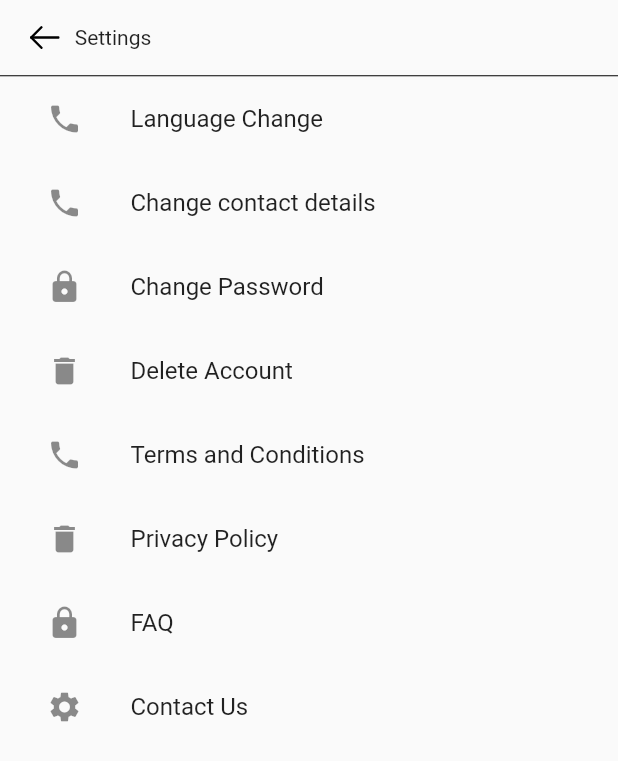
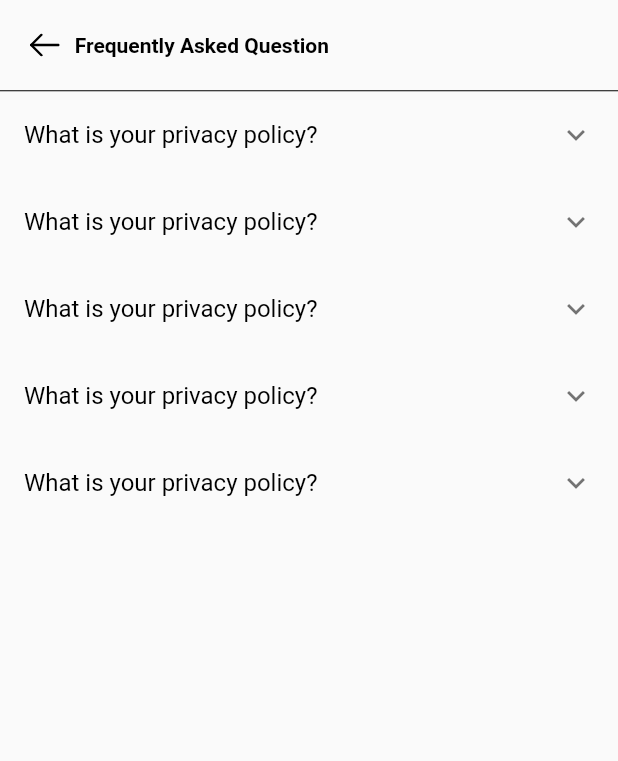
Before and after one commit to aadilkhan27/recommendYouApp, a Flutter app: the MoreView screen opened by its route, after a tap on "FAQ", on a phone screen of 412 x 824 dp. Shown: the top 761 px of the screen. Run offline on Flutter 3.47's test engine with Material 2 defaults, Android fonts, the phone set to English and light mode, and no system bars; our stand-ins replace flutter_local_notifications, flutter_svg, get, get_storage, webview_flutter; missing offline and left inert: http_interceptor; accounts and stored records are empty; project files that could hold a hidden picture were left out.

Commit message:
FAQ page done, keyboard overlapping done

```diff
--- /dev/null
+++ b/lib/app/modules/dashboard/more/faq/faq_binding.dart
@@ -0,0 +1,10 @@
+import 'package:get/get.dart';
+import 'package:recommend_you/app/modules/dashboard/more/faq/faq_controller.dart';
+
+class FaqBinding extends Bindings{
+  @override
+  void dependencies() {
+    Get.lazyPut<FaqController>(() => FaqController());
+  }
+
+}
--- /dev/null
+++ b/lib/app/modules/dashboard/more/faq/faq_controller.dart
@@ -0,0 +1,9 @@
+import 'package:get/get.dart';
+
+class FaqController extends GetxController with GetSingleTickerProviderStateMixin{
+  @override
+  void onInit() {
+    // TODO: implement onInit
+    super.onInit();
+  }
+}
--- /dev/null
+++ b/lib/app/modules/dashboard/more/faq/faq_view.dart
@@ -0,0 +1,219 @@
+import 'package:flutter/cupertino.dart';
+import 'package:flutter/material.dart';
+import 'package:flutter/src/widgets/framework.dart';
+import 'package:flutter_svg/svg.dart';
+import 'package:get/get.dart';
+import 'package:recommend_you/app/core/values/keys.dart';
+import 'package:recommend_you/app/core/values/strings.dart';
+
+import 'faq_controller.dart';
+
+class FaqView extends GetView<FaqController> {
+  @override
+  Widget build(BuildContext context) {
+    return GestureDetector(
+      onTap: () {
+        FocusScope.of(context).unfocus();
+      },
+      child: Scaffold(
+        body: SafeArea(
+          child: Container(
+            height: MediaQuery.of(context).size.height,
+            width: MediaQuery.of(context).size.width,
+            child: Column(
+              children: [
+                Container(
+                  height: 60,
+                  width: MediaQuery.of(context).size.width,
+                  padding: EdgeInsets.all(10),
+                  child: Align(
+                    alignment: Alignment.center,
+                    child: Row(
+                      mainAxisAlignment: MainAxisAlignment.start,
+                      children: [
+                        SizedBox(
+                          width: 10,
+                        ),
+                        InkWell(
+                          child: SvgPicture.asset(
+                            icLeftArrow,
+                          ),
+                          onTap: () {
+                            Get.back();
+                          },
+                        ),
+                        SizedBox(
+                          width: 10,
+                        ),
+                        Text(
+                          'Frequently Asked Question',
+                          style: TextStyle(
+                              color: Colors.black,
+                              fontSize: 14,
+                              fontWeight: FontWeight.bold),
+                        ),
+                      ],
+                    ),
+                  ),
+                ),
+                Divider(
+                  color: Colors.black,
+                  height: 1,
+                ),
+                Container(
+                  child: Expanded(
+                    child: Column(
+                      children: [
+                        ExpansionTile(
+                          title: Text('What is your privacy policy?',style: TextStyle(color: Colors.black),),
+                          children: [
+                            Align(
+                              child: Padding(
+                                padding: const EdgeInsets.all(8.0),
+                                child: Text(
+                                  dummyLoremIpsum,
+                                  style:
+                                      TextStyle(color: Colors.grey, fontSize: 12),
+                                ),
+                              ),
+                              alignment: Alignment.topLeft,
+                            ),
+                          ],
+                        ),
+                        ExpansionTile(
+                          title: Text('What is your privacy policy?',style: TextStyle(color: Colors.black),),
+                          children: [
+                            Align(
+                              child: Padding(
+                                padding: const EdgeInsets.all(8.0),
+                                child: Text(
+                                  dummyLoremIpsum,
+                                  style:
+                                      TextStyle(color: Colors.grey, fontSize: 12),
+                                ),
+                              ),
+                              alignment: Alignment.topLeft,
+                            ),
+                          ],
+                        ),
+                        ExpansionTile(
+                          title: Text('What is your privacy policy?',style: TextStyle(color: Colors.black),),
+                          children: [
+                            Align(
+                              child: Padding(
+                                padding: const EdgeInsets.all(8.0),
+                                child: Text(
+                                  dummyLoremIpsum,
+                                  style:
+                                      TextStyle(color: Colors.grey, fontSize: 12),
+                                ),
+                              ),
+                              alignment: Alignment.topLeft,
+                            ),
+                          ],
+                        ),
+                        ExpansionTile(
+                          title: Text('What is your privacy policy?',style: TextStyle(color: Colors.black),),
+                          children: [
+                            Align(
+                              child: Padding(
+                                padding: const EdgeInsets.all(8.0),
+                                child: Text(
+                                  dummyLoremIpsum,
+                                  style:
+                                      TextStyle(color: Colors.grey, fontSize: 12),
+                                ),
+                              ),
+                              alignment: Alignment.topLeft,
+                            ),
+                          ],
+                        ),
+                        ExpansionTile(
+                          title: Text('What is your privacy policy?',style: TextStyle(color: Colors.black),),
+                          children: [
+                            Align(
+                              child: Padding(
+                                padding: const EdgeInsets.all(8.0),
+                                child: Text(
+                                  dummyLoremIpsum,
+                                  style:
+                                      TextStyle(color: Colors.grey, fontSize: 12),
+                                ),
+                              ),
+                              alignment: Alignment.topLeft,
+                            ),
+                          ],
+                        ),
+                      ],
+                    ),
+                  ),
+                )
+              ],
+            ),
+          ),
+        ),
+      ),
+    );
+  }
+}
+
+_buildExpandableContent() {
+  List<Widget> columnContent = [];
+
+  columnContent.add(
+    new ListTile(
+      title: new Text(
+        'Title1',
+        style: new TextStyle(fontSize: 18.0),
+      ),
+      leading: new Icon(Icons.directions_car),
+    ),
+  );
+  columnContent.add(
+    new ListTile(
+      title: new Text(
+        'Title2',
+        style: new TextStyle(fontSize: 18.0),
+      ),
+      leading: new Icon(Icons.directions_car),
+    ),
+  );
+  columnContent.add(
+    new ListTile(
+      title: new Text(
+        'Title3',
+        style: new TextStyle(fontSize: 18.0),
+      ),
+      leading: new Icon(Icons.directions_car),
+    ),
+  );
+  columnContent.add(
+    new ListTile(
+      title: new Text(
+        'Title4',
+        style: new TextStyle(fontSize: 18.0),
+      ),
+      leading: new Icon(Icons.directions_car),
+    ),
+  );
+  columnContent.add(
+    new ListTile(
+      title: new Text(
+        'Title5',
+        style: new TextStyle(fontSize: 18.0),
+      ),
+      leading: new Icon(Icons.directions_car),
+    ),
+  );
+  columnContent.add(
+    new ListTile(
+      title: new Text(
+        'Title6',
+        style: new TextStyle(fontSize: 18.0),
+      ),
+      leading: new Icon(Icons.directions_car),
+    ),
+  );
+
+  return columnContent;
+}
--- a/lib/app/modules/dashboard/more/more_view.dart
+++ b/lib/app/modules/dashboard/more/more_view.dart
@@ -383,6 +383,7 @@ class MoreView extends GetView<MoreController> {
                     title: Text('FAQ'),
                     onTap: () {
                       //Navigator.push(context, MaterialPageRoute(builder: (builder) => ChangePasswordView()));
+                      Get.toNamed(Routes.faq);
                     },
                   ),
                 ),
--- a/lib/app/routes/pages.dart
+++ b/lib/app/routes/pages.dart
@@ -15,6 +15,8 @@ import 'package:recommend_you/app/modules/dashboard/more/contactus/contact_us_bi
 import 'package:recommend_you/app/modules/dashboard/more/contactus/contact_us_view.dart';
 import 'package:recommend_you/app/modules/dashboard/more/deletaccount/delete_account_binding.dart';
 import 'package:recommend_you/app/modules/dashboard/more/deletaccount/delete_account_view.dart';
+import 'package:recommend_you/app/modules/dashboard/more/faq/faq_binding.dart';
+import 'package:recommend_you/app/modules/dashboard/more/faq/faq_view.dart';
 import 'package:recommend_you/app/modules/dashboard/more/more_binding.dart';
 import 'package:recommend_you/app/modules/dashboard/more/more_view.dart';
 import 'package:recommend_you/app/modules/dashboard/notification/notification_binding.dart';
@@ -98,5 +100,6 @@ class AppPages {
     GetPage(name: Routes.helper, page: () => HelperView(), binding: HelperBinding()),
     GetPage(name: Routes.changeLanguage, page: () => ChangeLangugaeView(), binding: ChangeLanguageBinding()),
     GetPage(name: Routes.editProfile, page: () => EditProfileView(), binding: EditProfileBinding()),
+    GetPage(name: Routes.faq, page: () => FaqView(), binding: FaqBinding()),
   ];
 }
--- a/lib/app/routes/routes.dart
+++ b/lib/app/routes/routes.dart
@@ -32,4 +32,5 @@ abstract class Routes {
   static const helper= '/helper';
   static const changeLanguage= '/changeLanguage';
   static const editProfile= '/editProfile';
+  static const faq= '/faq';
 }
```
Also changed, not shown: lib/app/modules/dashboard/more/contactus/contact_us_view.dart (+8 -5 lines), lib/app/modules/registration/stepfour/step_four_view.dart (+8 -5 lines), lib/app/modules/registration/stepone/step_one_view.dart (+8 -5 lines), lib/app/modules/registration/stepthree/step_three_view.dart (+19 -11 lines), lib/app/modules/registration/steptwo/step_two_view.dart (+8 -5 lines).
